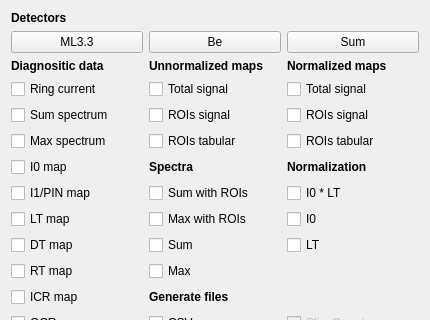
Before: the Qt Designer form analyse.ui in pfilipl/PolyX-XRF-Data-Analyser, drawn with Qt 5; both pictures show x 0 to 430 and y 0 to 320 of the 430 by 550 pixel window.
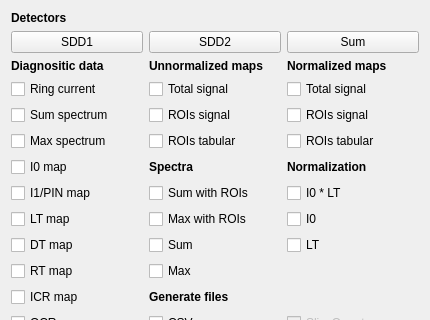
After: the same form once the commit is applied.

```diff
--- a/analyse.ui
+++ b/analyse.ui
@@ -52,7 +52,7 @@
         </sizepolicy>
        </property>
        <property name="text">
-        <string>ML3.3</string>
+        <string>SDD1</string>
        </property>
        <property name="checkable">
         <bool>true</bool>
@@ -68,7 +68,7 @@
         </sizepolicy>
        </property>
        <property name="text">
-        <string>Be</string>
+        <string>SDD2</string>
        </property>
        <property name="checkable">
         <bool>true</bool>
```
Left out of the diff: 4 changed lines with no effect on the pictures.
